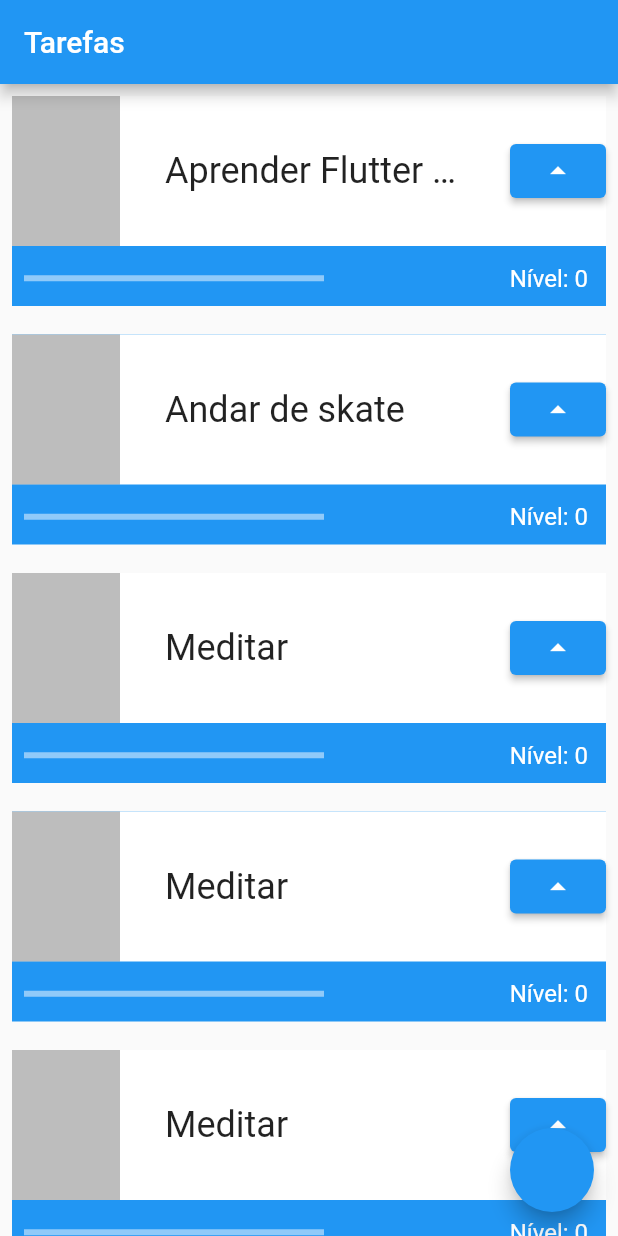
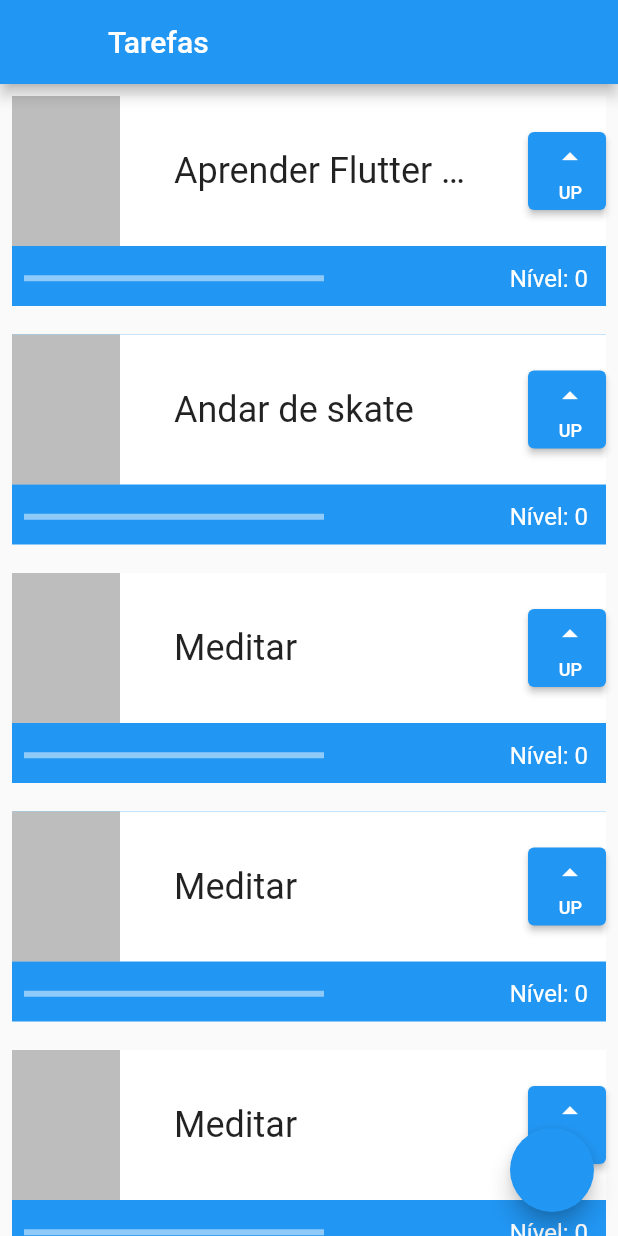
Before and after one commit to diegominelli/criador-de-tarefa-flutter, a Flutter app: the screen it shows after launch, on a phone screen of 412 x 824 dp. Run offline on Flutter 3.47's test engine with Material 2 defaults, Android fonts, the phone set to English and light mode, and no system bars.

Commit message:
estilizando o botao ElevatedButton

```diff
--- a/lib/main.dart
+++ b/lib/main.dart
@@ -16,6 +16,7 @@ class MyApp extends StatelessWidget {
       ),
       home: Scaffold(
         appBar: AppBar(
+          leading: Container(),
           title: const Text('Tarefas'),
         ),
         body: ListView(
@@ -83,7 +84,11 @@ class _TaskState extends State<Task> {
                               fontSize: 24, overflow: TextOverflow.ellipsis),
                         ),
                       ),
-                      ElevatedButton(
+                      // ignore: sized_box_for_whitespace
+                      Container(
+                        height: 52,
+                        width: 52,
+                        child: ElevatedButton(
                           onPressed: () {
                             setState(() {
                               nivel++;
@@ -91,7 +96,19 @@ class _TaskState extends State<Task> {
                             // ignore: avoid_print
                             print(nivel);
                           },
-                        child: const Icon(Icons.arrow_drop_up),
+                          child: Column(
+                            mainAxisAlignment: MainAxisAlignment.spaceEvenly,
+                            crossAxisAlignment: CrossAxisAlignment.end,
+                            // ignore: prefer_const_literals_to_create_immutables
+                            children: [
+                              const Icon(Icons.arrow_drop_up),
+                              const Text(
+                                'UP',
+                                style: TextStyle(fontSize: 12),
+                              )
+                            ],
+                          ),
+                        ),
                       )
                     ],
                   ),
```
Lines whose indentation alone changed are shown as unchanged.
